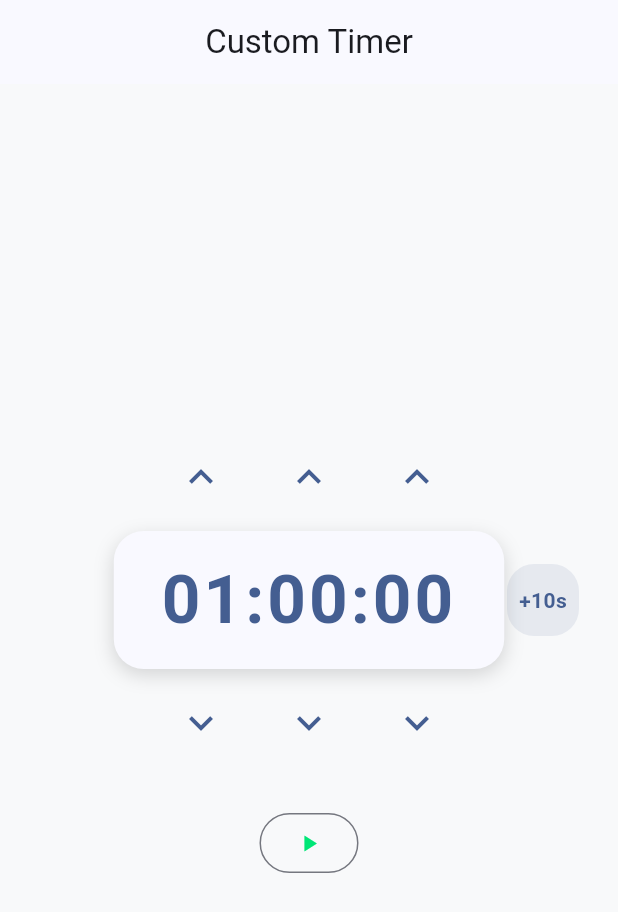
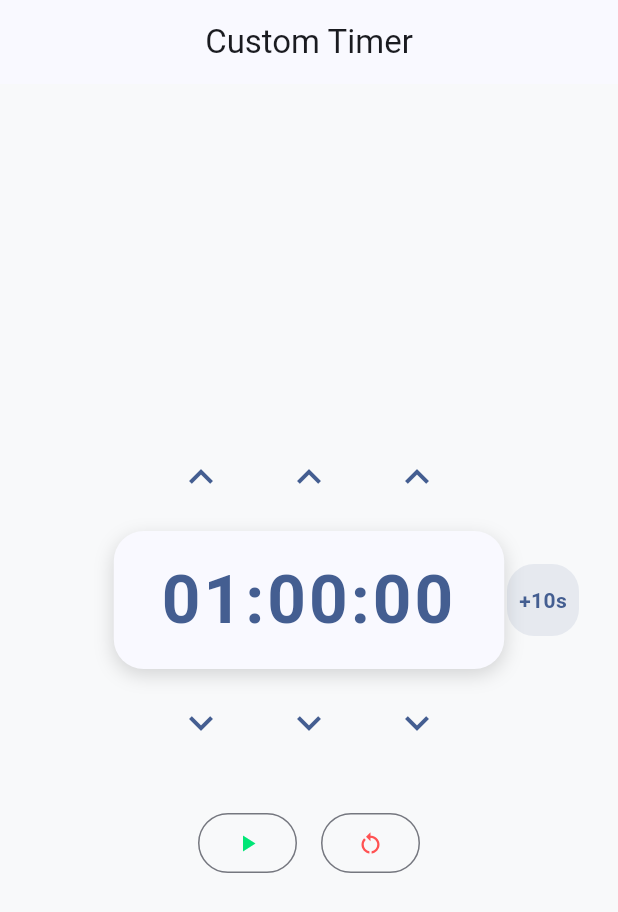
Before and after one commit to JoonWD/custom-timer, a Flutter app: the screen it shows after launch, after a tap on the "keyboard arrow up" icon, on a phone screen of 412 x 824 dp. Shown: the top 912 px of the screen. Run offline on Flutter 3.47's test engine with Material 3 defaults, Android fonts, the phone set to English and light mode, and no system bars.

Commit message:
feat(ui): implement dynamic play/pause/reset controls and improve timer layout

```diff
--- a/lib/core/timer_engine.dart
+++ b/lib/core/timer_engine.dart
@@ -8,12 +8,12 @@ class TimerEngine {
 
   Duration _currentDuration = Duration.zero;
   Duration _initialDuration = Duration.zero;
+  Duration get currentDuration => _currentDuration;
 
   bool _isRunning = false;
-
   bool _hasStarted = false;
-
   bool get hasStarted => _hasStarted;
+  bool get isPaused => !_isRunning && _currentDuration > Duration.zero;
 
 
   TimerEngine({required this.onTick});
--- a/lib/ui/home_screen.dart
+++ b/lib/ui/home_screen.dart
@@ -1,4 +1,3 @@
-import 'dart:async';
 import 'package:flutter/material.dart';
 import '../core/timer_engine.dart';
 import '../widgets/timer_display.dart';
@@ -30,10 +29,75 @@ class _HomeScreenState extends State<HomeScreen> {
     super.dispose();
   }
 
+  // =========================
+  // BOTONES DINÁMICOS
+  // =========================
+  Widget _buildControls() {
+    // Estado inicial → solo Play
+    if (!engine.isRunning && engine.currentDuration == Duration.zero) {
+      return OutlinedButton(
+        onPressed: engine.start,
+        style: OutlinedButton.styleFrom(
+          foregroundColor: Colors.greenAccent.shade400,
+        ),
+        child: const Icon(Icons.play_arrow),
+      );
+    }
+
+    // Estado pausado → Play (reanudar) + Reset
+    if (!engine.isRunning && engine.currentDuration > Duration.zero) {
+      return Row(
+        mainAxisAlignment: MainAxisAlignment.center,
+        children: [
+          OutlinedButton(
+            onPressed: engine.start,
+            style: OutlinedButton.styleFrom(
+              foregroundColor: Colors.greenAccent.shade400,
+            ),
+            child: const Icon(Icons.play_arrow),
+          ),
+          const SizedBox(width: 16),
+          OutlinedButton(
+            onPressed: engine.reset,
+            style: OutlinedButton.styleFrom(
+              foregroundColor: Colors.redAccent,
+            ),
+            child: const Icon(Icons.restart_alt),
+          ),
+        ],
+      );
+    }
+
+    // Estado corriendo → Pause + Reset
+    return Row(
+      mainAxisAlignment: MainAxisAlignment.center,
+      children: [
+        OutlinedButton(
+          onPressed: engine.pause,
+          style: OutlinedButton.styleFrom(
+            foregroundColor: Colors.blueAccent,
+          ),
+          child: const Icon(Icons.pause),
+        ),
+        const SizedBox(width: 16),
+        OutlinedButton(
+          onPressed: engine.reset,
+          style: OutlinedButton.styleFrom(
+            foregroundColor: Colors.redAccent,
+          ),
+          child: const Icon(Icons.restart_alt),
+        ),
+      ],
+    );
+  }
+
+  // =========================
+  // UI PRINCIPAL
+  // =========================
   @override
   Widget build(BuildContext context) {
     return Scaffold(
-      appBar: AppBar(title: const Text('Custom Timer'), centerTitle: true),
+      appBar: AppBar(title: const Text('Custom Timer')),
       body: Center(
         child: Column(
           mainAxisAlignment: MainAxisAlignment.center,
@@ -63,24 +127,23 @@ class _HomeScreenState extends State<HomeScreen> {
             ),
 
             const SizedBox(height: 12),
-            // CONTADOR +10s integrado
+
+            // CONTADOR +10s centrado correctamente
             SizedBox(
-              width:
-                  360, // puedes ajustar según te guste más ancho o más compacto
+              width: 360,
               child: Stack(
                 alignment: Alignment.center,
                 children: [
-                  // Contador perfectamente centrado
                   TimerDisplay(time: engine.formattedTime),
 
-                  // Botón +10s flotante a la derecha
                   Positioned(
                     right: 0,
                     child: Container(
                       decoration: BoxDecoration(
-                        color: Theme.of(
-                          context,
-                        ).colorScheme.primary.withOpacity(0.1),
+                        color: Theme.of(context)
+                            .colorScheme
+                            .primary
+                            .withOpacity(0.1),
                         borderRadius: BorderRadius.circular(18),
                       ),
                       child: IconButton(
@@ -101,6 +164,7 @@ class _HomeScreenState extends State<HomeScreen> {
             ),
 
             const SizedBox(height: 12),
+
             // - - -
             Row(
               mainAxisAlignment: MainAxisAlignment.center,
@@ -127,51 +191,8 @@ class _HomeScreenState extends State<HomeScreen> {
 
             const SizedBox(height: 32),
 
-            // BOTONES CONTROL mejorados visualmente
-            // BOTONES CONTROL dinámicos según estado
-            if (!engine.hasStarted)
-              OutlinedButton(
-                onPressed: engine.start,
-                style: OutlinedButton.styleFrom(
-                  foregroundColor: Colors.greenAccent.shade400,
-                ),
-                child: const Icon(Icons.play_arrow),
-              )
-            else
-              Row(
-                mainAxisAlignment: MainAxisAlignment.center,
-                children: [
-                  OutlinedButton(
-                    onPressed: () {
-                      if (!engine.hasStarted) {
-                        engine.start(); // Start
-                      } else if (engine.isRunning) {
-                        engine.pause(); // Pause
-                      } else {
-                        engine.start(); // Resume
-                      }
-                    },
-                    style: OutlinedButton.styleFrom(
-                      foregroundColor: engine.isRunning
-                          ? Colors
-                                .blueAccent // Pause → azul
-                          : Colors.greenAccent, // Start / Resume → verde
-                    ),
-                    child: Icon(
-                      engine.isRunning ? Icons.pause : Icons.play_arrow,
-                    ),
-                  ),
-
-                  const SizedBox(width: 16),
-                  OutlinedButton(
-                    onPressed: engine.reset,
-                    style: OutlinedButton.styleFrom(
-                      foregroundColor: Colors.redAccent,
-                    ),
-                    child: const Icon(Icons.restart_alt),
-                  ),
-                ],
-              ),
+            // BOTONES DINÁMICOS
+            _buildControls(),
           ],
         ),
       ),
```
